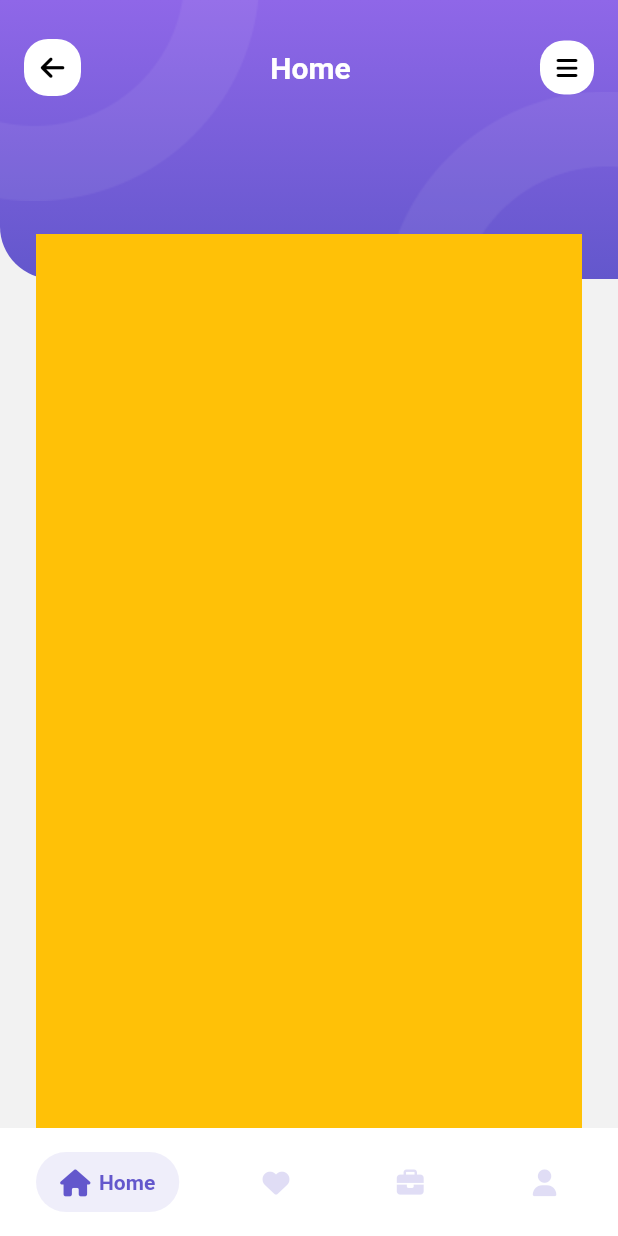
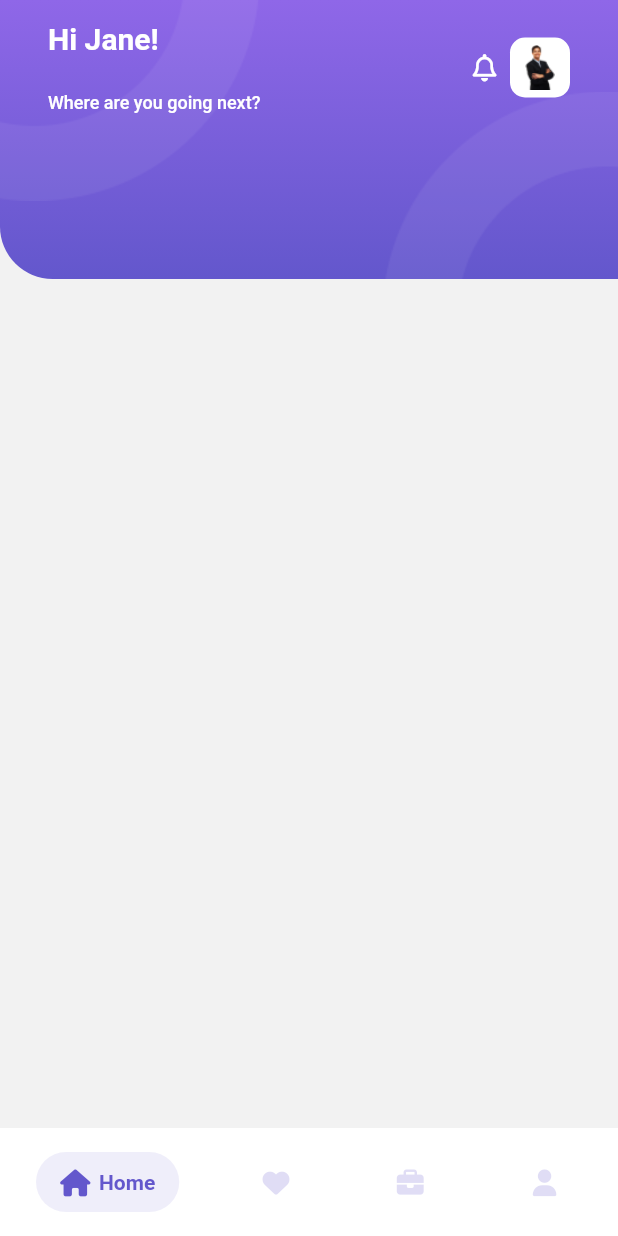
Before and after one commit to ssangnd/flutter_travo_app, a Flutter app: the MainApp screen opened by its route, on a phone screen of 412 x 824 dp. Run offline on Flutter 3.47's test engine with Material 2 defaults, Android fonts, the phone set to English and light mode, and no system bars; drawn by our look-alikes of salomon_bottom_bar; our stand-ins replace flutter_svg, font_awesome_flutter, hive_flutter, smooth_page_indicator; accounts and stored records are empty.

Commit message:
Create Custom AppBar - Part 3

```diff
--- a/lib/representation/screen/home_screen.dart
+++ b/lib/representation/screen/home_screen.dart
@@ -1,5 +1,10 @@
 import 'package:flutter/material.dart';
+import 'package:font_awesome_flutter/font_awesome_flutter.dart';
+import 'package:travo_app/core/constants/color_constants.dart';
+import 'package:travo_app/core/constants/dismension_constants.dart';
+import 'package:travo_app/core/helpers/image_helper.dart';
 
+import '../../core/helpers/asset_helper.dart';
 import '../widgets/app_bar-container.dart';
 
 class HomeScreen extends StatefulWidget {
@@ -15,12 +20,66 @@ class _HomeScreenState extends State<HomeScreen> {
     // return Container();
     return AppBarContainerWidget(
       // title: const Text("Home"),
-      titleString: 'Home',
-      implementLeading: true,
-      implementTraling: true,
+      // titleString: 'Home',
+      // implementLeading: true,
+      // implementTraling: true,
+      title: Padding(
+        padding: const EdgeInsets.symmetric(
+          horizontal: kDefaultPadding,
+        ),
+        child: Row(
+          children: [
+            Column(
+              crossAxisAlignment: CrossAxisAlignment.start,
+              children: const [
+                Text(
+                  'Hi Jane!',
+                  style: TextStyle(
+                    fontWeight: FontWeight.bold,
+                    fontSize: 20,
+                  ),
+                ),
+                SizedBox(
+                  height: kMediumPadding,
+                ),
+                Text(
+                  'Where are you going next?',
+                  style: TextStyle(
+                    fontSize: 12,
+                    color: Colors.white,
+                  ),
+                ),
+              ],
+            ),
+            const Spacer(),
+            const Icon(
+              FontAwesomeIcons.bell,
+              size: kDefaultIconSize,
+              color: Colors.white,
+            ),
+            const SizedBox(
+              width: kTopPadding,
+            ),
+            Container(
+              width: 40,
+              height: 40,
+              decoration: BoxDecoration(
+                borderRadius: BorderRadius.circular(
+                  kItemPadding,
+                ),
+                color: Colors.white,
+              ),
+              padding: const EdgeInsets.all(kMinPadding),
+              child: ImageHelper.loadFromAsset(
+                AssetHelper.person,
+              ),
+            ),
+          ],
+        ),
+      ),
       child: Container(
-        color: Colors.amber,
-      ),
+          // color: Colors.amber,
+          ),
     );
   }
 }
```
